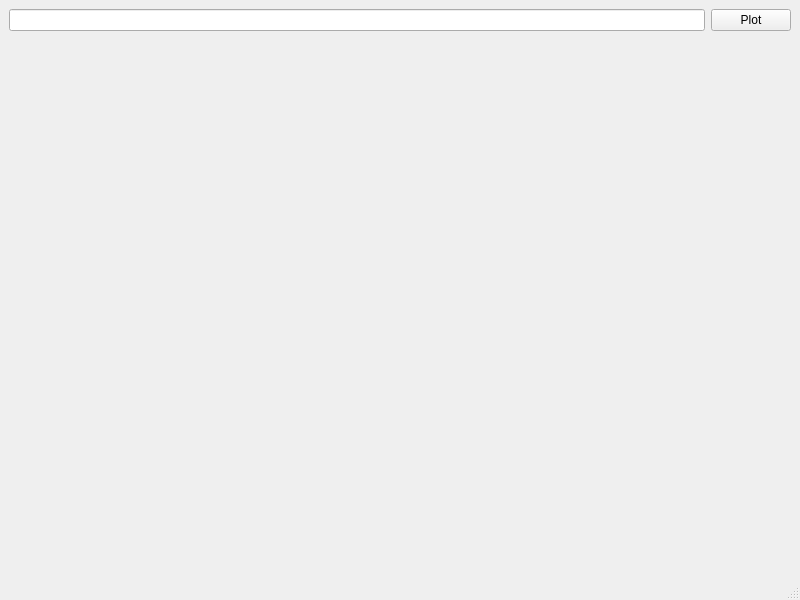
MustafaAmer-1/Function-Plotter, file forms/mainwindow.ui: the form before one commit.
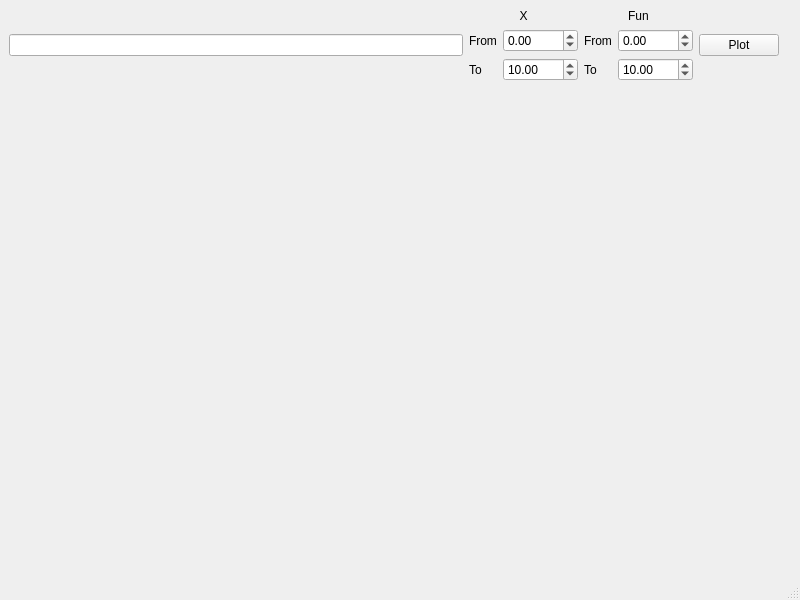
The form after the commit.

Commit message: adding graph range input to the UI

What changed in the file:
```diff
--- a/forms/mainwindow.ui
+++ b/forms/mainwindow.ui
@@ -15,8 +15,109 @@
   </property>
   <widget class="QWidget" name="centralwidget">
    <layout class="QGridLayout" name="gridLayout">
+    <item row="1" column="0" colspan="5">
+     <widget class="QWidget" name="widget" native="true"/>
+    </item>
     <item row="0" column="1">
-     <widget class="QPushButton" name="pushButton">
+     <layout class="QGridLayout" name="gridLayout_2">
+      <item row="2" column="2">
+       <widget class="QLabel" name="label_4">
+        <property name="text">
+         <string>To</string>
+        </property>
+       </widget>
+      </item>
+      <item row="2" column="1">
+       <widget class="QDoubleSpinBox" name="to_x_spin">
+        <property name="minimum">
+         <double>-9999.99</double>
+        </property>
+        <property name="maximum">
+         <double>9999.99</double>
+        </property>
+        <property name="value">
+         <double>10.0</double>
+        </property>
+       </widget>
+      </item>
+      <item row="1" column="3">
+       <widget class="QDoubleSpinBox" name="from_fun_spin">
+        <property name="minimum">
+         <double>-9999.99</double>
+        </property>
+        <property name="maximum">
+         <double>9999.99</double>
+        </property>
+       </widget>
+      </item>
+      <item row="1" column="0">
+       <widget class="QLabel" name="label">
+        <property name="text">
+         <string>From</string>
+        </property>
+       </widget>
+      </item>
+      <item row="1" column="2">
+       <widget class="QLabel" name="label_3">
+        <property name="text">
+         <string>From</string>
+        </property>
+       </widget>
+      </item>
+      <item row="1" column="1">
+       <widget class="QDoubleSpinBox" name="from_x_spin">
+        <property name="minimum">
+         <double>-9999.99</double>
+        </property>
+        <property name="maximum">
+         <double>9999.99</double>
+        </property>
+       </widget>
+      </item>
+      <item row="2" column="3">
+       <widget class="QDoubleSpinBox" name="to_fun_spin">
+        <property name="minimum">
+         <double>-9999.99</double>
+        </property>
+        <property name="maximum">
+         <double>9999.99</double>
+        </property>
+        <property name="value">
+         <double>10.0</double>
+        </property>
+       </widget>
+      </item>
+      <item row="2" column="0">
+       <widget class="QLabel" name="label_2">
+        <property name="text">
+         <string>To</string>
+        </property>
+       </widget>
+      </item>
+      <item row="0" column="0" colspan="2">
+       <widget class="QLabel" name="label_5">
+        <property name="text">
+         <string>X</string>
+        </property>
+        <property name="alignment">
+         <set>Qt::AlignCenter</set>
+        </property>
+       </widget>
+      </item>
+      <item row="0" column="2" colspan="2">
+       <widget class="QLabel" name="label_6">
+        <property name="text">
+         <string>Fun</string>
+        </property>
+        <property name="alignment">
+         <set>Qt::AlignCenter</set>
+        </property>
+       </widget>
+      </item>
+     </layout>
+    </item>
+    <item row="0" column="2">
+     <widget class="QPushButton" name="plotButton">
       <property name="text">
        <string>Plot</string>
       </property>
@@ -25,9 +126,6 @@
     <item row="0" column="0">
      <widget class="QLineEdit" name="fun_input_widget"/>
     </item>
-    <item row="1" column="0" colspan="2">
-     <widget class="QWidget" name="widget" native="true"/>
-    </item>
    </layout>
   </widget>
   <widget class="QMenuBar" name="menubar"/>
```
The commit also changes 1 other file.
